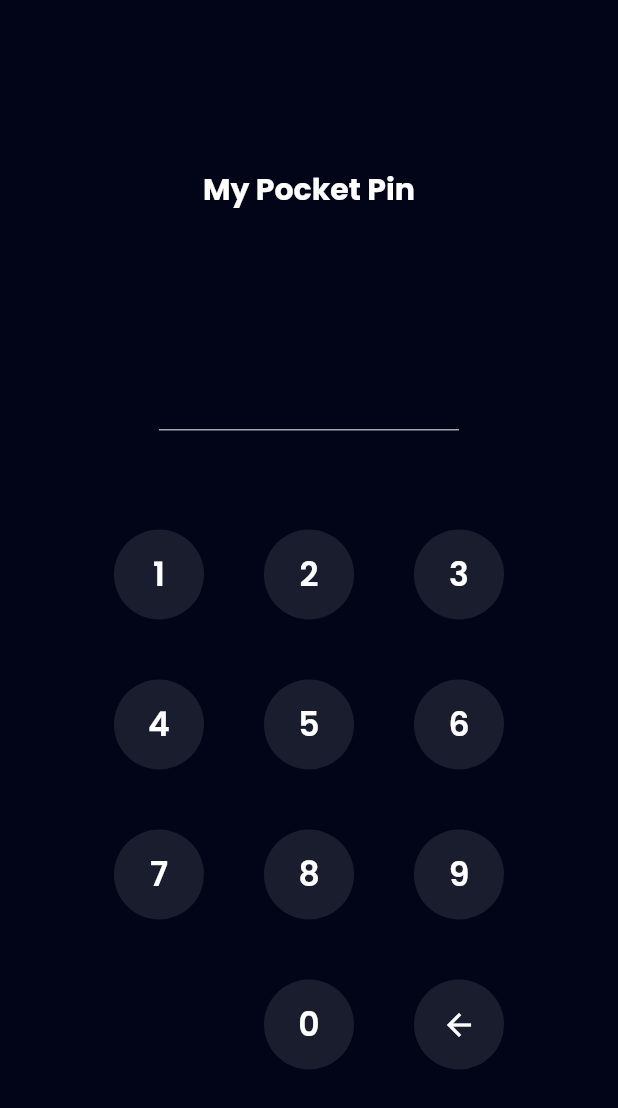
After one commit to dharmawiguna/my_pocket, a Flutter app: the PinPage screen opened by its route, on a phone screen of 412 x 824 dp. The commit adds this screen. Shown: the top 1108 px of the screen. Run offline on Flutter 3.47's test engine with Material 2 defaults, Android fonts, the phone set to English and light mode, and no system bars; our stand-ins replace carousel_slider, google_fonts.

Commit message:
pin page

```diff
--- a/lib/main.dart
+++ b/lib/main.dart
@@ -2,6 +2,7 @@ import "package:flutter/material.dart";
 import 'package:my_pocket/shared/theme.dart';
 import 'package:my_pocket/ui/pages/home_page.dart';
 import 'package:my_pocket/ui/pages/onBoardingPage.dart';
+import 'package:my_pocket/ui/pages/pin_page.dart';
 import 'package:my_pocket/ui/pages/profile_page.dart';
 import 'package:my_pocket/ui/pages/sign_in_page.dart';
 import 'package:my_pocket/ui/pages/sign_up_id_page.dart';
@@ -43,6 +44,7 @@ class MyApp extends StatelessWidget {
         '/sign-up-success': (context) => const SignUpSuccessPage(),
         '/home': (context) => const HomePage(),
         '/profile': (context) => const ProfilePage(),
+        '/pin': (context) => const PinPage(),
       },
     );
   }
--- /dev/null
+++ b/lib/ui/pages/pin_page.dart
@@ -0,0 +1,168 @@
+import 'package:flutter/material.dart';
+import 'package:my_pocket/shared/theme.dart';
+import 'package:my_pocket/ui/widget/button.dart';
+
+class PinPage extends StatefulWidget {
+  const PinPage({super.key});
+
+  @override
+  State<PinPage> createState() => _PinPageState();
+}
+
+class _PinPageState extends State<PinPage> {
+  final TextEditingController pinController = TextEditingController(text: '');
+
+  addPin(String number) {
+    if (pinController.text.length < 6) {
+      setState(() {
+        pinController.text = pinController.text + number;
+      });
+    }
+  }
+
+  deletePin() {
+    if (pinController.text.isNotEmpty) {
+      setState(() {
+        pinController.text =
+            pinController.text.substring(0, pinController.text.length - 1);
+      });
+    }
+  }
+
+  @override
+  Widget build(BuildContext context) {
+    return Scaffold(
+      backgroundColor: darkBackgroundColor,
+      body: Center(
+        child: Padding(
+          padding: const EdgeInsets.symmetric(horizontal: 58),
+          child: Column(
+            mainAxisAlignment: MainAxisAlignment.center,
+            children: [
+              Text(
+                "My Pocket Pin",
+                style: whiteTextStyle.copyWith(
+                  fontSize: 20,
+                  fontWeight: bold,
+                ),
+              ),
+              const SizedBox(
+                height: 72,
+              ),
+              SizedBox(
+                width: 200,
+                child: TextFormField(
+                  controller: pinController,
+                  obscureText: true,
+                  cursorColor: greyColor,
+                  obscuringCharacter: "*",
+                  enabled: false,
+                  style: whiteTextStyle.copyWith(
+                      fontSize: 36, fontWeight: medium, letterSpacing: 16),
+                  decoration: InputDecoration(
+                    disabledBorder: UnderlineInputBorder(
+                      borderSide: BorderSide(
+                        color: greyColor,
+                      ),
+                    ),
+                  ),
+                ),
+              ),
+              const SizedBox(
+                height: 66,
+              ),
+              Wrap(
+                spacing: 40,
+                runSpacing: 40,
+                children: [
+                  CustomInputButton(
+                    title: '1',
+                    onTap: () {
+                      addPin('1');
+                    },
+                  ),
+                  CustomInputButton(
+                    title: '2',
+                    onTap: () {
+                      addPin('2');
+                    },
+                  ),
+                  CustomInputButton(
+                    title: '3',
+                    onTap: () {
+                      addPin('3');
+                    },
+                  ),
+                  CustomInputButton(
+                    title: '4',
+                    onTap: () {
+                      addPin('4');
+                    },
+                  ),
+                  CustomInputButton(
+                    title: '5',
+                    onTap: () {
+                      addPin('5');
+                    },
+                  ),
+                  CustomInputButton(
+                    title: '6',
+                    onTap: () {
+                      addPin('5');
+                    },
+                  ),
+                  CustomInputButton(
+                    title: '7',
+                    onTap: () {
+                      addPin('6');
+                    },
+                  ),
+                  CustomInputButton(
+                    title: '8',
+                    onTap: () {
+                      addPin('8');
+                    },
+                  ),
+                  CustomInputButton(
+                    title: '9',
+                    onTap: () {
+                      addPin('9');
+                    },
+                  ),
+                  const SizedBox(
+                    width: 60,
+                    height: 60,
+                  ),
+                  CustomInputButton(
+                    title: '0',
+                    onTap: () {
+                      addPin('0');
+                    },
+                  ),
+                  GestureDetector(
+                    onTap: () {
+                      deletePin();
+                    },
+                    child: Container(
+                        height: 60,
+                        width: 60,
+                        decoration: BoxDecoration(
+                          shape: BoxShape.circle,
+                          color: numberButtonColor,
+                        ),
+                        child: Center(
+                          child: Icon(
+                            Icons.arrow_back,
+                            color: whiteColor,
+                          ),
+                        )),
+                  )
+                ],
+              )
+            ],
+          ),
+        ),
+      ),
+    );
+  }
+}
--- a/lib/ui/pages/profile_page.dart
+++ b/lib/ui/pages/profile_page.dart
@@ -77,12 +77,16 @@ class ProfilePage extends StatelessWidget {
                 ProfileMenuItem(
                   iconUrl: 'assets/icon_edit_profile.png',
                   title: "Edit Profile",
-                  onTap: () {},
+                  onTap: () {
+                    Navigator.pushNamed(context, "/pin");
+                  },
                 ),
                 ProfileMenuItem(
                   iconUrl: 'assets/icon_my_pin.png',
                   title: "My Pin",
-                  onTap: () {},
+                  onTap: () {
+                    Navigator.pushNamed(context, "/pin");
+                  },
                 ),
                 ProfileMenuItem(
                   iconUrl: 'assets/icon_wallet_setting.png',
--- a/lib/ui/widget/button.dart
+++ b/lib/ui/widget/button.dart
@@ -73,3 +73,35 @@ class CustomTextButton extends StatelessWidget {
     );
   }
 }
+
+class CustomInputButton extends StatelessWidget {
+  final String title;
+  final VoidCallback? onTap;
+
+  const CustomInputButton({
+    Key? key,
+    required this.title,
+    this.onTap,
+  }) : super(key: key);
+
+  @override
+  Widget build(BuildContext context) {
+    return GestureDetector(
+      onTap: onTap,
+      child: Container(
+          height: 60,
+          width: 60,
+          decoration: BoxDecoration(
+            shape: BoxShape.circle,
+            color: numberButtonColor,
+          ),
+          child: Center(
+            child: Text(
+              title,
+              style:
+                  whiteTextStyle.copyWith(fontSize: 22, fontWeight: semiBold),
+            ),
+          )),
+    );
+  }
+}
```
